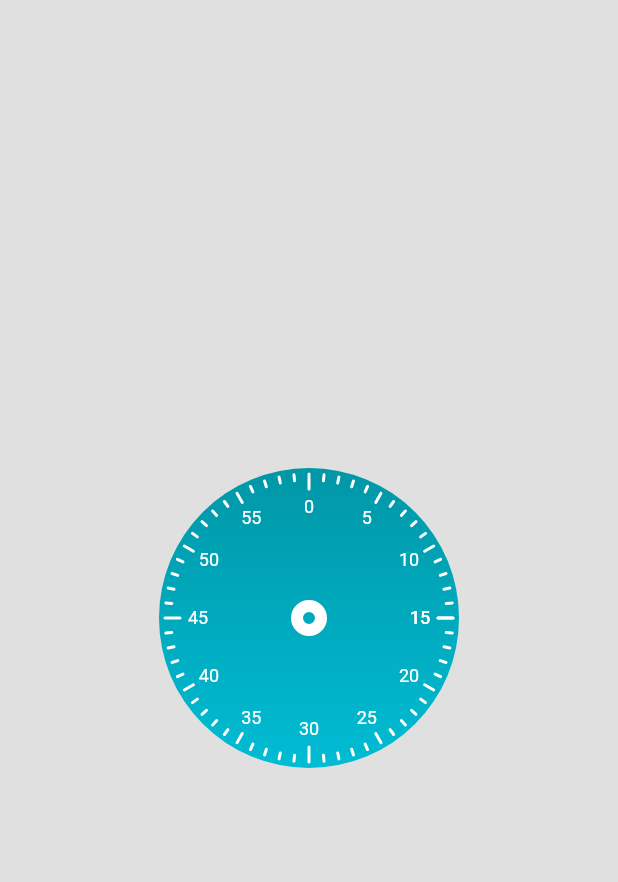
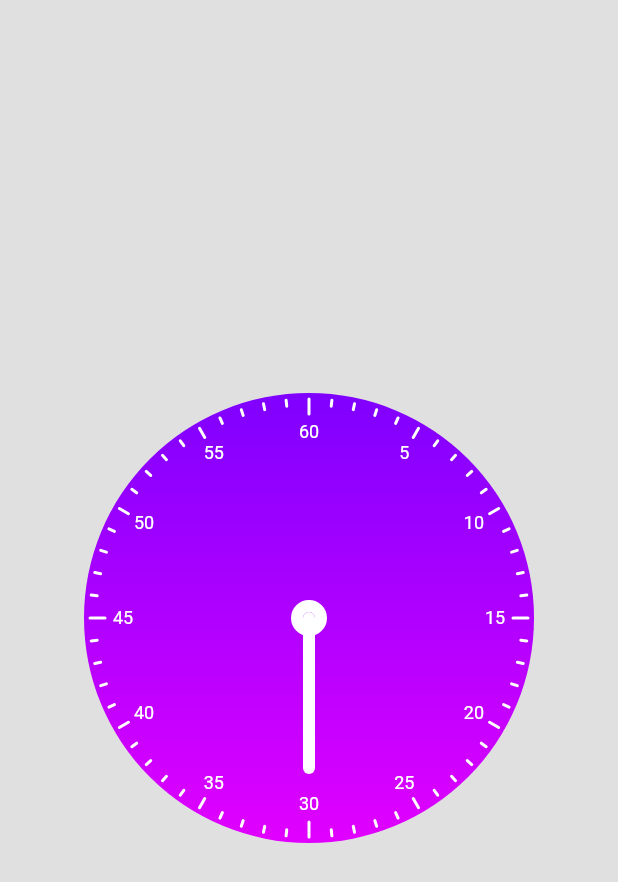
Before and after one commit to Bharathh-Raj/clock_app, a Flutter app: the screen it shows after launch, on a phone screen of 412 x 824 dp. Shown: the top 882 px of the screen. Run offline on Flutter 3.47's test engine with Material 2 defaults, Android fonts, the phone set to English and light mode, and no system bars.

```diff
--- a/lib/main.dart
+++ b/lib/main.dart
@@ -14,37 +14,20 @@ class MyApp extends StatelessWidget {
       theme: ThemeData(
         primarySwatch: Colors.blue,
       ),
-      home: MyHomePage(title: 'Flutter Demo Home Page'),
+      home: MyHomePage(),
     );
   }
 }
 
-class MyHomePage extends StatefulWidget {
-  MyHomePage({Key? key, required this.title}) : super(key: key);
-
-  final String title;
-
-  @override
-  _MyHomePageState createState() => _MyHomePageState();
-}
-
-class _MyHomePageState extends State<MyHomePage> {
-  int _counter = 0;
-
-  void _incrementCounter() {
-    setState(() {
-      _counter++;
-    });
-  }
-
+class MyHomePage extends StatelessWidget {
   @override
   Widget build(BuildContext context) {
     return Scaffold(
         backgroundColor: Colors.black12,
         body: Center(
           child: SizedBox(
-            height: 200,
-            width: 200,
+            height: 300,
+            width: 300,
             child: CustomPaint(
               painter: SamsungWatchFace(),
             ),
```
Also changed, not shown: lib/clock_faces/samsung_watch_face.dart (+22 -22 lines).
